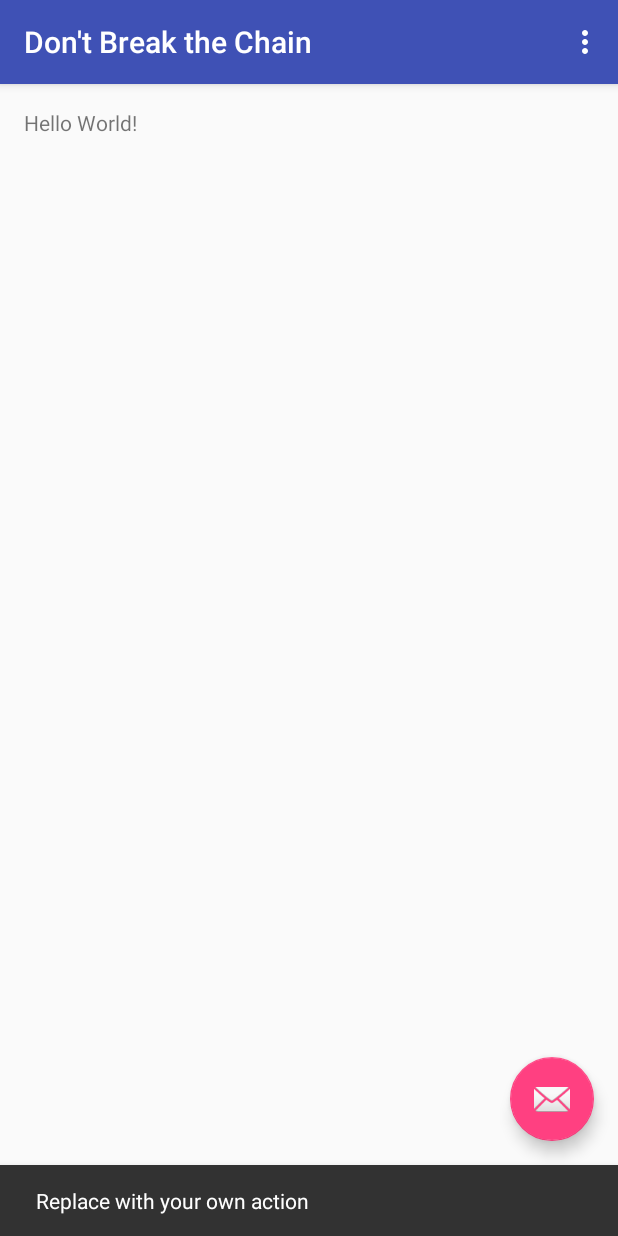
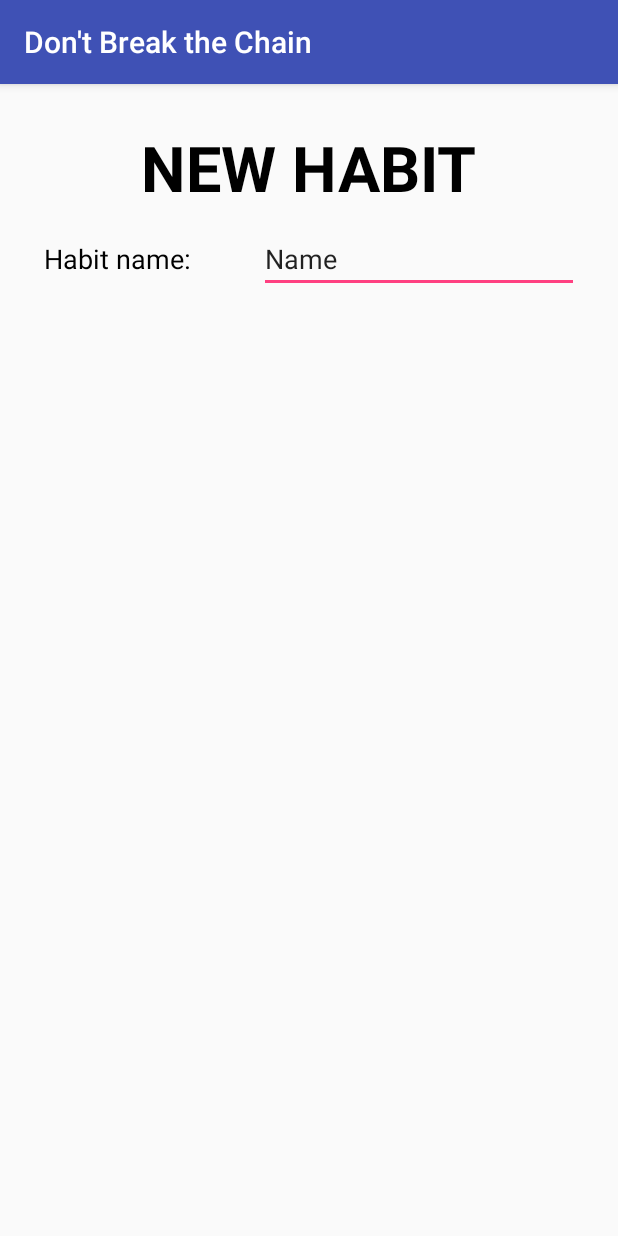
Before and after one commit to ThinkRORBOT/DontBreaktheChain, an Android app: the screen it shows after launch (MainActivity before the commit, NewHabitActivity after it), after a tap on an icon or button, on a phone screen of 412 x 824 dp. Run offline under Robolectric (Android 15) with nearby library versions, the phone set to English and light mode, and no system bars; 1 statement that could not run was skipped.

Commit message:
Started to create form for user to enter new activity, continued work on reading file,

```diff
--- a/app/src/main/AndroidManifest.xml
+++ b/app/src/main/AndroidManifest.xml
@@ -18,6 +18,7 @@
                 <category android:name="android.intent.category.LAUNCHER" />
             </intent-filter>
         </activity>
+        <activity android:name=".NewHabitActivity"></activity>
     </application>
 
 </manifest>
--- a/app/src/main/java/com/example/ming/dontbreakthechain/MainActivity.java
+++ b/app/src/main/java/com/example/ming/dontbreakthechain/MainActivity.java
@@ -1,5 +1,7 @@
 package com.example.ming.dontbreakthechain;
 
+import android.app.AlertDialog;
+import android.content.Intent;
 import android.os.Bundle;
 import android.support.design.widget.FloatingActionButton;
 import android.support.design.widget.Snackbar;
@@ -9,8 +11,10 @@ import android.util.Log;
 import android.view.View;
 import android.view.Menu;
 import android.view.MenuItem;
+import android.widget.ExpandableListView;
 
 import java.io.File;
+import java.io.IOException;
 import java.io.InputStream;
 
 public class MainActivity extends AppCompatActivity {
@@ -18,6 +22,7 @@ public class MainActivity extends AppCompatActivity {
     private String filename = "userData";
     private InputStream input;
     private File file;
+    private ExpandableListView habitListView;
     @Override
     protected void onCreate(Bundle savedInstanceState) {
         super.onCreate(savedInstanceState);
@@ -25,12 +30,8 @@ public class MainActivity extends AppCompatActivity {
         Toolbar toolbar = (Toolbar) findViewById(R.id.toolbar);
         setSupportActionBar(toolbar);
 
-        File dir = new File(getFilesDir()+"/dontbreakthechain");
+        readFile();
 
-        if(!dir.exists()) {
-            dir.mkdir();
-            Log.d("directory", "made");
-        }
 
         FloatingActionButton fab = (FloatingActionButton) findViewById(R.id.fab);
         fab.setOnClickListener(new View.OnClickListener() {
@@ -38,6 +39,8 @@ public class MainActivity extends AppCompatActivity {
             public void onClick(View view) {
                 Snackbar.make(view, "Replace with your own action", Snackbar.LENGTH_LONG)
                         .setAction("Action", null).show();
+                Intent intent = new Intent(getApplicationContext(), NewHabitActivity.class);
+                startActivity(intent);
             }
         });
     }
@@ -49,6 +52,25 @@ public class MainActivity extends AppCompatActivity {
         return true;
     }
 
+    private boolean readFile(){
+        File dir = new File(getFilesDir()+"/dontbreakthechain");
+
+        if(!dir.exists()) {
+            dir.mkdir();
+            Log.d("directory", "made");
+        }
+
+        file = new File(dir.getAbsolutePath() + "/habits.txt");
+
+        if(!file.exists()) {
+            try {
+                file.createNewFile();
+            } catch (IOException e) {
+                e.printStackTrace();
+                messageBox("readFile", e.getMessage());
+            }
+        }
+    }
     @Override
     public boolean onOptionsItemSelected(MenuItem item) {
         // Handle action bar item clicks here. The action bar will
@@ -63,4 +85,15 @@ public class MainActivity extends AppCompatActivity {
 
         return super.onOptionsItemSelected(item);
     }
+
+    public void messageBox(String method, String message) {
+        Log.d("Exception: " + method, message);
+
+        AlertDialog.Builder messageBox = new AlertDialog.Builder(this);
+        messageBox.setTitle(method);
+        messageBox.setMessage(message);
+        messageBox.setCancelable(false);
+        messageBox.setNeutralButton("OK", null);
+        messageBox.show();
+    }
 }
--- /dev/null
+++ b/app/src/main/java/com/example/ming/dontbreakthechain/NewHabitActivity.java
@@ -0,0 +1,13 @@
+package com.example.ming.dontbreakthechain;
+
+import android.support.v7.app.AppCompatActivity;
+import android.os.Bundle;
+
+public class NewHabitActivity extends AppCompatActivity {
+
+    @Override
+    protected void onCreate(Bundle savedInstanceState) {
+        super.onCreate(savedInstanceState);
+        setContentView(R.layout.activity_new_habit);
+    }
+}
--- a/app/src/main/res/layout/activity_main.xml
+++ b/app/src/main/res/layout/activity_main.xml
@@ -29,6 +29,8 @@
         android:layout_height="wrap_content"
         android:layout_gravity="bottom|end"
         android:layout_margin="@dimen/fab_margin"
-        app:srcCompat="@android:drawable/ic_dialog_email" />
+        app:srcCompat="@android:drawable/ic_menu_add"
+        app:elevation="12dp"
+        app:backgroundTint="@android:color/holo_red_light" />
 
 </android.support.design.widget.CoordinatorLayout>
--- /dev/null
+++ b/app/src/main/res/layout/activity_new_habit.xml
@@ -0,0 +1,49 @@
+<?xml version="1.0" encoding="utf-8"?>
+<RelativeLayout xmlns:android="http://schemas.android.com/apk/res/android"
+    xmlns:tools="http://schemas.android.com/tools"
+    android:id="@+id/activity_new_habit"
+    android:layout_width="match_parent"
+    android:layout_height="match_parent"
+    android:paddingBottom="@dimen/activity_vertical_margin"
+    android:paddingLeft="@dimen/activity_horizontal_margin"
+    android:paddingRight="@dimen/activity_horizontal_margin"
+    android:paddingTop="@dimen/activity_vertical_margin"
+    tools:context="com.example.ming.dontbreakthechain.NewHabitActivity">
+
+    <TextView
+        android:text="New Habit"
+        android:layout_width="wrap_content"
+        android:layout_height="wrap_content"
+        android:layout_alignParentTop="true"
+        android:layout_centerHorizontal="true"
+        android:layout_marginTop="11dp"
+        android:id="@+id/titleTextView"
+        android:textStyle="normal|bold"
+        android:textSize="42sp"
+        android:textAllCaps="true"
+        android:textColor="@android:color/black" />
+
+    <TextView
+        android:text="Habit name: "
+        android:layout_width="wrap_content"
+        android:layout_height="wrap_content"
+        android:layout_marginStart="13dp"
+        android:layout_marginTop="20dp"
+        android:id="@+id/habitNameTextView"
+        android:textColor="@android:color/black"
+        android:layout_below="@+id/titleTextView"
+        android:layout_alignParentStart="true"
+        android:textSize="18sp" />
+
+    <EditText
+        android:layout_width="wrap_content"
+        android:layout_height="wrap_content"
+        android:inputType="textPersonName"
+        android:text="Name"
+        android:ems="10"
+        android:id="@+id/habitNameEditText"
+        android:layout_alignBaseline="@+id/habitNameTextView"
+        android:layout_alignBottom="@+id/habitNameTextView"
+        android:layout_alignParentEnd="true"
+        android:layout_marginEnd="10dp" />
+</RelativeLayout>
--- a/app/src/main/res/layout/content_main.xml
+++ b/app/src/main/res/layout/content_main.xml
@@ -13,8 +13,12 @@
     tools:context="com.example.ming.dontbreakthechain.MainActivity"
     tools:showIn="@layout/activity_main">
 
-    <TextView
-        android:layout_width="wrap_content"
-        android:layout_height="wrap_content"
-        android:text="Hello World!" />
+
+    <ExpandableListView
+        android:layout_width="match_parent"
+        android:layout_height="match_parent"
+        android:layout_alignParentTop="true"
+        android:layout_centerHorizontal="true"
+        android:layout_marginTop="16dp"
+        android:id="@+id/habitsListView"/>
 </RelativeLayout>
```
